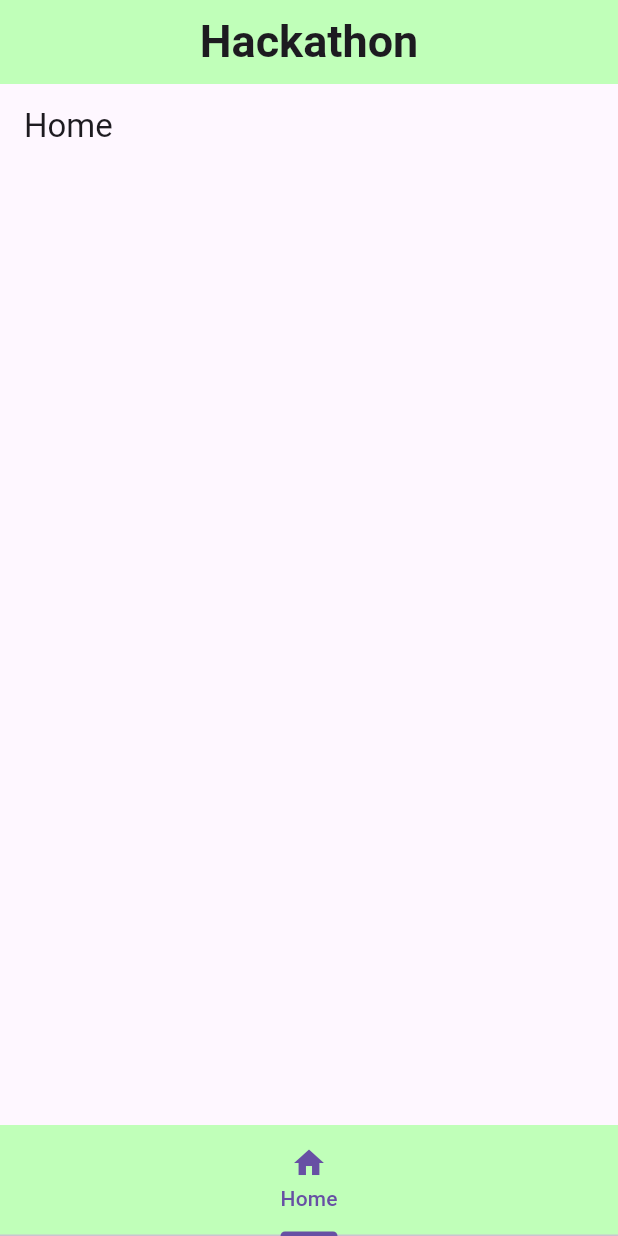
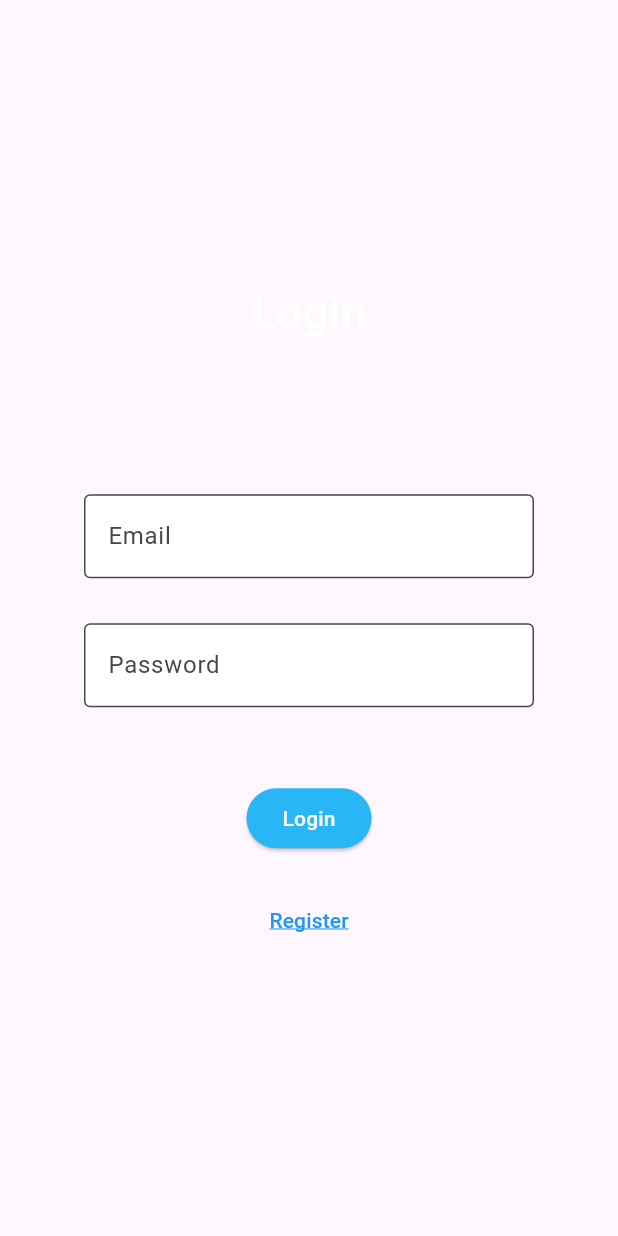
Before and after one commit to FangWoei/hackathon-2024, a Flutter app: the screen it shows after launch, on a phone screen of 412 x 824 dp. Run offline on Flutter 3.47's test engine with Material 3 defaults, Android fonts, the phone set to English and light mode, and no system bars; our stand-ins replace cloud_firestore, firebase_auth, firebase_core, flutter_spinkit, go_router; accounts and stored records are empty.

Commit message:
auth_services

```diff
--- a/lib/main.dart
+++ b/lib/main.dart
@@ -2,29 +2,83 @@ import 'package:firebase_core/firebase_core.dart';
 import 'package:flutter/material.dart';
 import 'package:go_router/go_router.dart';
 import 'package:hackthon_2024/home_screen.dart';
+import 'package:hackthon_2024/screen/loginRegister/login.dart';
+import 'package:hackthon_2024/screen/loginRegister/register.dart';
+import 'package:hackthon_2024/services/auth_services.dart';
 
 void main() async {
   WidgetsFlutterBinding.ensureInitialized();
+  await Firebase.initializeApp();
+
   runApp(const MyApp());
-  // display(name: "name", email: "name@gmail.com");
 }
 
-// This widget is the root of your application
 class MyApp extends StatelessWidget {
   const MyApp({super.key});
-  static final routes = [
-    GoRoute(
-      path: "/",
-      name: HomeScreen.routeName,
-      builder: (_, __) => const HomeScreen(),
-    ),
-  ];
-  @override
+   @override
   Widget build(BuildContext context) {
     return MaterialApp.router(
-      routerConfig: GoRouter(initialLocation: "/", routes: routes),
+      title: 'Food Waste App',
+      // debugShowCheckedModeBanner: false,
+      theme: ThemeData(
+        colorScheme: ColorScheme.fromSeed(seedColor: Colors.deepPurple),
+        useMaterial3: true,
+      ),
+      routerConfig: _router,
     );
   }
 }
 
-enum Screen { home}
+final GoRouter _router = GoRouter(
+  routes: <RouteBase>[
+    GoRoute(
+      path: '/',
+      builder: (BuildContext context, GoRouterState state) {
+        return const AuthWrapper();
+      },
+      routes: <RouteBase>[
+        GoRoute(
+          path: 'login',
+          name: Login.routeName,
+          builder: (BuildContext context, GoRouterState state) {
+            return const Login();
+          },
+        ),
+        GoRoute(
+          path: 'register',
+          name: Register.routeName,
+          builder: (BuildContext context, GoRouterState state) {
+            return const Register();
+          },
+        ),
+        GoRoute(
+          path: 'home',
+          name: HomeScreen.routeName,
+          builder: (BuildContext context, GoRouterState state) {
+            return const HomeScreen();
+          },
+        ),
+
+
+      ],
+    ),
+  ],
+);
+
+class AuthWrapper extends StatelessWidget {
+  const AuthWrapper({Key? key}) : super(key: key);
+
+  @override
+  Widget build(BuildContext context) {
+    return StreamBuilder(
+      stream: AuthService().authStateChanges,
+      builder: (context, snapshot) {
+        if (snapshot.hasData) {
+          return const HomeScreen();
+        } else {
+          return const Login();
+        }
+      },
+    );
+  }
+}
--- a/lib/model/user.dart
+++ b/lib/model/user.dart
@@ -8,7 +8,7 @@ class User {
     required this.userId,
     required this.name,
     required this.email,
-    required this.role
+    this.role = 'user'
   });
 
   Map<String, dynamic> toMap() {
--- /dev/null
+++ b/lib/screen/loginRegister/login.dart
@@ -0,0 +1,163 @@
+import 'package:flutter/material.dart';
+import 'package:go_router/go_router.dart';
+import 'package:flutter_spinkit/flutter_spinkit.dart';
+import 'package:hackthon_2024/home_screen.dart';
+import 'package:hackthon_2024/screen/loginRegister/register.dart';
+import 'package:hackthon_2024/services/auth_services.dart';
+
+class Login extends StatefulWidget {
+  const Login({super.key});
+  static const routeName = "login";
+
+  @override
+  State<Login> createState() => _LoginState();
+}
+
+class _LoginState extends State<Login> {
+  final TextEditingController emailController = TextEditingController();
+  final TextEditingController passwordController = TextEditingController();
+  final AuthService _authService = AuthService();
+
+  String? emailError;
+  String? passwordError;
+  String? loginError;
+  bool isLoading = false;
+
+  void _login() async {
+    final email = emailController.text;
+    final password = passwordController.text;
+
+    setState(() {
+      emailError = email.isEmpty ? 'Please enter your email' : null;
+      passwordError = password.isEmpty ? 'Please enter your password' : null;
+      loginError = null;
+      isLoading = true;
+    });
+
+    if (email.isNotEmpty && password.isNotEmpty) {
+      try {
+        await _authService.signInWithEmailAndPassword(email, password);
+        context.pushNamed(HomeScreen.routeName);
+      } catch (e) {
+        setState(() {
+          loginError = 'Login failed. Please check your email or password.';
+        });
+      } finally {
+        if (mounted) {
+          setState(() {
+            isLoading = false;
+          });
+        }
+      }
+    } else {
+      setState(() {
+        isLoading = false;
+      });
+    }
+  }
+
+  void _register() async {
+    await context.pushNamed(Register.routeName);
+  }
+
+  @override
+  Widget build(BuildContext context) {
+    return Scaffold(
+      body: Stack(
+        children: [
+
+          Center(
+            child: Column(
+              mainAxisAlignment: MainAxisAlignment.center,
+              children: [
+                const Text(
+                  "Login",
+                  style: TextStyle(
+                      fontSize: 30.0,
+                      fontWeight: FontWeight.bold,
+                      color: Colors.white),
+                ),
+                Container(
+                  margin: const EdgeInsets.fromLTRB(0.0, 100.0, 0.0, 30.0),
+                  child: SizedBox(
+                    width: 300,
+                    child: TextField(
+                      controller: emailController,
+                      enabled: !isLoading,
+                      decoration: InputDecoration(
+                        labelText: "Email",
+                        errorText: emailError,
+                        border: const OutlineInputBorder(),
+                        filled: true,
+                        fillColor: Colors.white,
+                      ),
+                    ),
+                  ),
+                ),
+                SizedBox(
+                  width: 300,
+                  child: TextField(
+                    obscureText: true,
+                    controller: passwordController,
+                    enabled: !isLoading,
+                    decoration: InputDecoration(
+                      labelText: "Password",
+                      errorText: passwordError,
+                      border: const OutlineInputBorder(),
+                      filled: true,
+                      fillColor: Colors.white,
+                    ),
+                  ),
+                ),
+                Container(
+                  margin: const EdgeInsets.fromLTRB(0, 50.0, 0, 20.0),
+                  child: ElevatedButton(
+                    onPressed: isLoading ? null : _login,
+                    style: ElevatedButton.styleFrom(
+                      backgroundColor: Colors.lightBlue[400],
+                      foregroundColor: Colors.white,
+                    ),
+                    child: const Text('Login'),
+                  ),
+                ),
+                if (loginError != null)
+                  Padding(
+                    padding: const EdgeInsets.all(8.0),
+                    child: Text(
+                      loginError!,
+                      style: const TextStyle(color: Colors.red),
+                    ),
+                  ),
+                ElevatedButton(
+                  onPressed: isLoading ? null : _register,
+                  style: ElevatedButton.styleFrom(
+                    backgroundColor: Colors.transparent,
+                    shadowColor: Colors.transparent,
+                    foregroundColor: Colors.blue,
+                  ),
+                  child: const Text(
+                    'Register',
+                    style: TextStyle(
+                      decoration: TextDecoration.underline,
+                      decorationColor: Colors.blue,
+                    ),
+                  ),
+                )
+              ],
+            ),
+          ),
+          if (isLoading)
+            Container(
+              color: Colors.black54,
+              child: const Center(
+                child: SpinKitWave(
+                  color: Colors.green,
+                  size: 50.0,
+                ),
+              ),
+            ),
+        ],
+      ),
+    );
+  }
+}
--- /dev/null
+++ b/lib/services/auth_services.dart
@@ -0,0 +1,33 @@
+import 'package:firebase_auth/firebase_auth.dart';
+
+class AuthService {
+  final FirebaseAuth _auth = FirebaseAuth.instance;
+
+  String? getUid() {
+    return _auth.currentUser?.uid;
+  }
+
+  Future<UserCredential> signInWithEmailAndPassword(
+      String email, String password) async {
+    return await _auth.signInWithEmailAndPassword(
+        email: email, password: password);
+  }
+
+  Future<UserCredential> registerWithEmailAndPassword(
+      String email, String password) async {
+    return await _auth.createUserWithEmailAndPassword(
+        email: email, password: password);
+  }
+
+  Future<void> signOut() async {
+    return await _auth.signOut();
+  }
+
+  User? get currentUser => _auth.currentUser;
+
+  Stream<User?> get authStateChanges => _auth.authStateChanges();
+
+  bool isUserLoggedIn() {
+    return _auth.currentUser != null;
+  }
+}
--- a/pubspec.yaml
+++ b/pubspec.yaml
@@ -37,6 +37,8 @@ dependencies:
   firebase_core: ^3.5.0
   go_router: ^14.2.7
   cloud_firestore: ^5.4.2
+  firebase_auth: ^5.3.1
+  flutter_spinkit: ^5.2.1
 
 dev_dependencies:
   flutter_test:
```
Also changed, not shown: lib/home_screen.dart (+12 -10 lines), lib/repo/user_repo.dart (added, +40 -0 lines), lib/screen/loginRegister/register.dart (added, +236 -0 lines), pubspec.lock, 4 other files.
